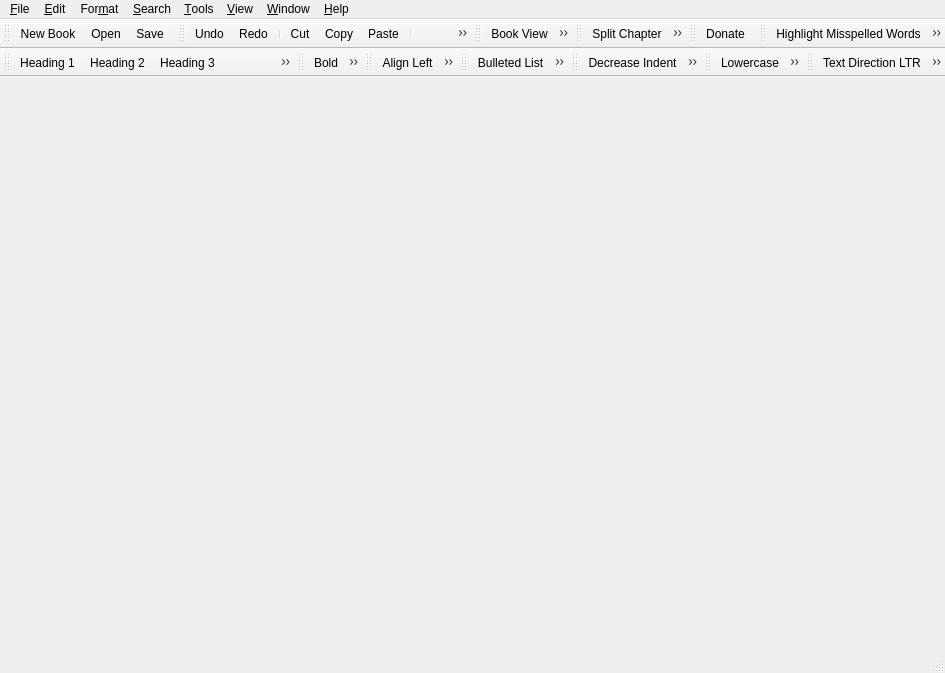
Qt form src/Sigil/Form_Files/main.ui (Sigil-Ebook/Sigil) before a commit.
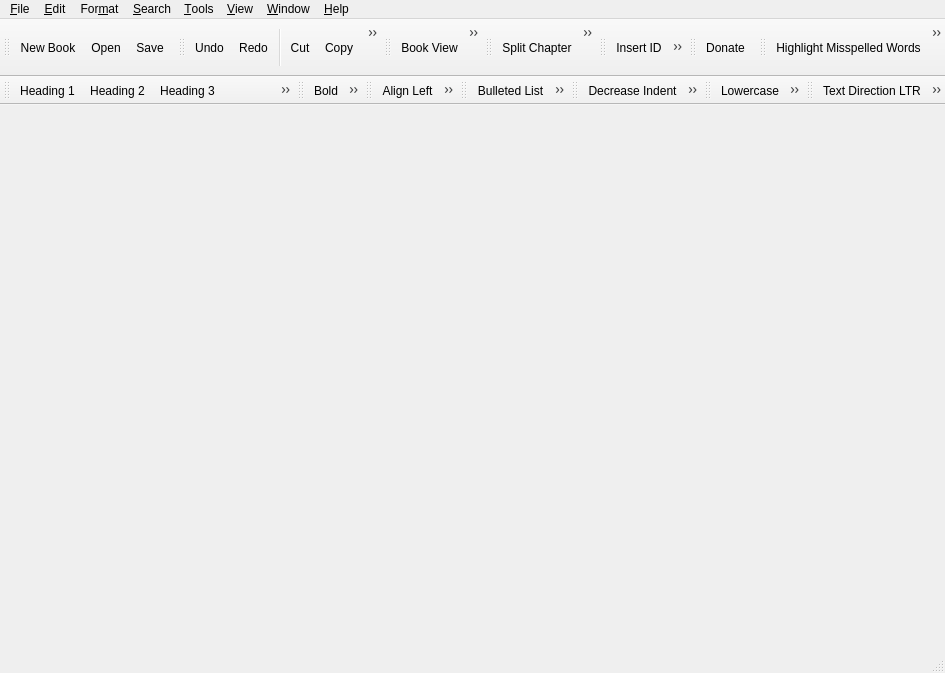
The same form after that commit. Icons and pictures are not drawn.

Commit message: Add Hyperlink editor buttons to select target from existing ids and set id anchor. Book View limited to simple overwrite of entire selection.  Added Back to Link button. Fixed Mark for Index while refactoring.

```diff
--- a/src/Sigil/Form_Files/main.ui
+++ b/src/Sigil/Form_Files/main.ui
@@ -360,6 +360,20 @@
    <addaction name="actionSplitChapter"/>
    <addaction name="actionInsertImage"/>
   </widget>
+  <widget class="QToolBar" name="toolBarLinks">
+   <property name="windowTitle">
+    <string>Links</string>
+   </property>
+   <attribute name="toolBarArea">
+    <enum>TopToolBarArea</enum>
+   </attribute>
+   <attribute name="toolBarBreak">
+    <bool>false</bool>
+   </attribute>
+   <addaction name="actionInsertId"/>
+   <addaction name="actionInsertHyperlink"/>
+   <addaction name="actionGoBackFromLinkOrStyle"/>
+  </widget>
   <widget class="QToolBar" name="toolBarDonate">
    <property name="windowTitle">
     <string>Donate</string>
@@ -940,6 +954,36 @@
     <string>Ctrl+Shift+I</string>
    </property>
   </action>
+ <action name="actionInsertId">
+   <property name="icon">
+    <iconset resource="../Resource_Files/main/main.qrc">
+     <normaloff>:/main/insert-id_22px.png</normaloff>:/main/insert-iid_22px.png</iconset>
+   </property>
+   <property name="text">
+    <string>Insert ID...</string>
+   </property>
+   <property name="toolTip">
+    <string>&lt;p style=&quot;padding-top: 0.5em;&quot; &gt;&lt;b&gt;Insert ID&lt;/b&gt;&lt;/p&gt;
+
+&lt;p style=&quot;margin-left: 0.5em;&quot;&gt;Insert or edit an ID attribute for links and TOC entries.&lt;/p&gt;
+    </string>
+   </property>
+  </action>
+ <action name="actionInsertHyperlink">
+   <property name="icon">
+    <iconset resource="../Resource_Files/main/main.qrc">
+     <normaloff>:/main/insert-hyperlink_22px.png</normaloff>:/main/insert-hyperlink_22px.png</iconset>
+   </property>
+   <property name="text">
+    <string>Insert Hyperlink...</string>
+   </property>
+   <property name="toolTip">
+    <string>&lt;p style=&quot;padding-top: 0.5em;&quot; &gt;&lt;b&gt;Insert Hyperlink&lt;/b&gt;&lt;/p&gt;
+
+&lt;p style=&quot;margin-left: 0.5em;&quot;&gt;Insert or edit a hyperlink to an ID or URL.&lt;/p&gt;
+    </string>
+   </property>
+  </action>
   <action name="actionInsertNumberedList">
    <property name="checkable">
     <bool>true</bool>
@@ -1834,7 +1878,10 @@
   </action>
   <action name="actionGoBackFromLinkOrStyle">
    <property name="text">
-    <string>Go Back From Link or Style</string>
+    <string>&lt;p style=&quot;padding-top: 0.5em;&quot; &gt;&lt;b&gt;Back&lt;/b&gt;&lt;/p&gt;
+
+&lt;p style=&quot;margin-left: 0.5em;&quot;&gt;Go back to the last link you clicked or back to where you used Go to Link or Style.&lt;/p&gt;
+    </string>
    </property>
    <property name="shortcut">
     <string>Ctrl+\</string>
```
Left out of the diff: 6 changed lines with no effect on the pictures. The commit also changes 26 other files.
